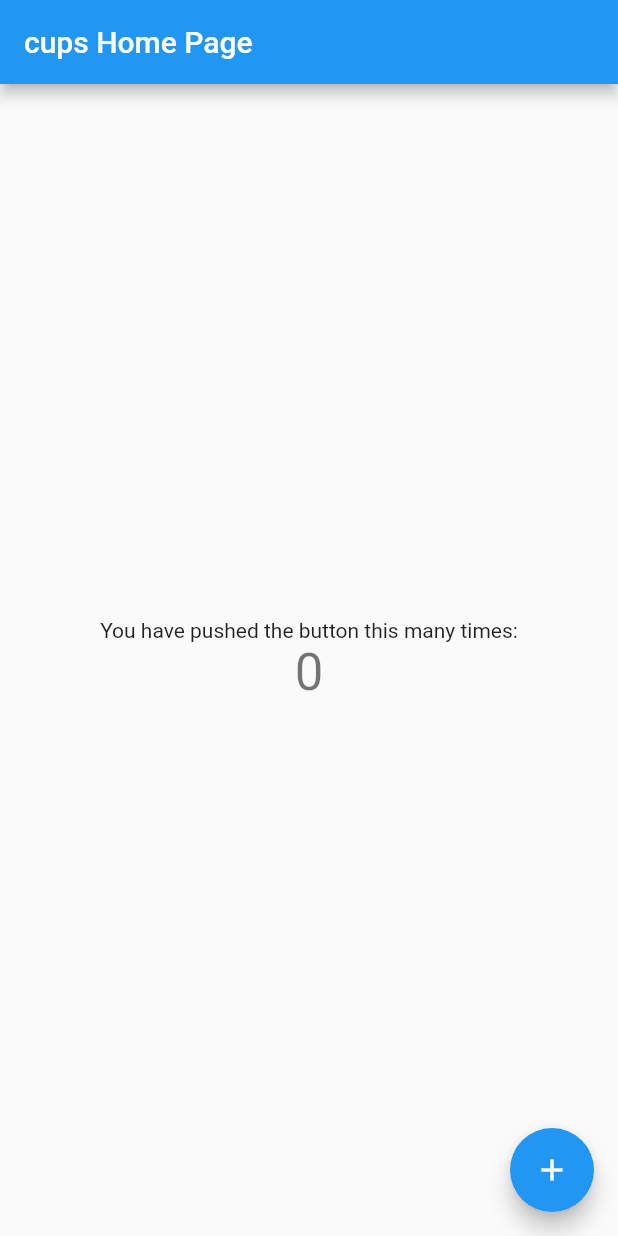
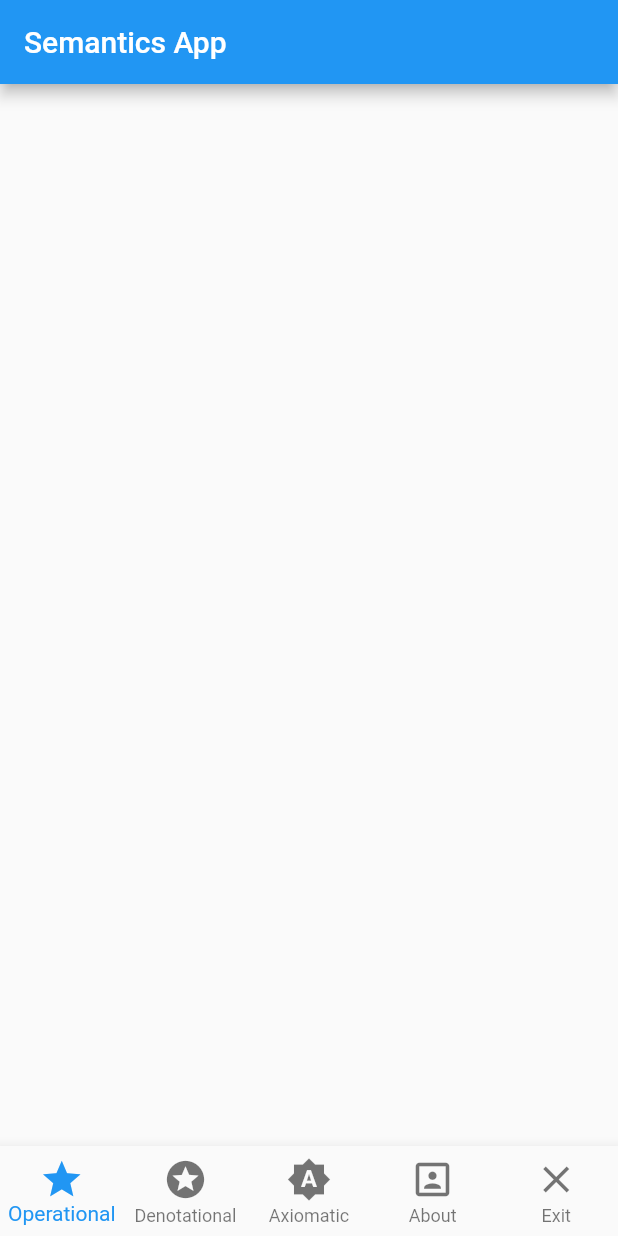
Before and after one commit to Wasivjoey/cups-, a Flutter app: the screen it shows after launch, on a phone screen of 412 x 824 dp. Run offline on Flutter 3.47's test engine with Material 2 defaults, Android fonts, the light colour scheme and no system bars.

Commit message:
home initialization

```diff
--- /dev/null
+++ b/lib/Home.dart
@@ -0,0 +1,73 @@
+
+import 'dart:io';
+
+import 'package:flutter/cupertino.dart';
+import 'package:flutter/material.dart';
+
+
+
+
+class Home extends StatefulWidget{
+
+  @override
+  _HomeState createState() => _HomeState();
+  }
+
+  class _HomeState extends State<Home> {
+    int _currentIndex =0;
+    Widget callPage(int _currentIndex){
+
+    }
+        @override
+        Widget build(BuildContext context) {
+          return Scaffold(
+            appBar : AppBar(
+              title: Text('Semantics App'),
+            ),
+            body: callPage(_currentIndex),
+
+
+            bottomNavigationBar: BottomNavigationBar(
+              currentIndex: _currentIndex,
+              onTap: (index){
+                setState(() {
+                  _currentIndex = index;
+                });
+              },
+              type: BottomNavigationBarType.fixed,
+              iconSize: 30,
+              items:[
+                BottomNavigationBarItem(
+                  icon: Icon(Icons.star),
+                  title: Text('Operational'),
+                ),
+
+                BottomNavigationBarItem(
+                  icon: Icon(Icons.stars),
+                  title: Text('Denotational'),
+                ),
+
+                BottomNavigationBarItem(
+                  icon: Icon(Icons.brightness_auto),
+                  title: Text('Axiomatic'),
+                ),
+
+                BottomNavigationBarItem(
+                  icon: Icon(Icons.portrait),
+                  title: Text('About'),
+                ),
+
+                 BottomNavigationBarItem(
+                  icon: Icon(Icons.close),
+                  title: Text('Exit'),
+                ),
+              ] ,
+
+            ),
+          );
+        }
+
+      }
+
+    mixin Final {
+}
--- a/lib/main.dart
+++ b/lib/main.dart
@@ -1,111 +1,11 @@
 import 'package:flutter/material.dart';
+import 'Home.dart';
 
-void main() => runApp(MyApp());
 
-class MyApp extends StatelessWidget {
-  // This widget is the root of your application.
-  @override
-  Widget build(BuildContext context) {
-    return MaterialApp(
-      title: 'Flutter Demo',
-      theme: ThemeData(
-        // This is the theme of your application.
-        //
-        // Try running your application with "flutter run". You'll see the
-        // application has a blue toolbar. Then, without quitting the app, try
-        // changing the primarySwatch below to Colors.green and then invoke
-        // "hot reload" (press "r" in the console where you ran "flutter run",
-        // or simply save your changes to "hot reload" in a Flutter IDE).
-        // Notice that the counter didn't reset back to zero; the application
-        // is not restarted.
-        primarySwatch: Colors.blue,
-      ),
-      home: MyHomePage(title: 'cups Home Page'),
-    );
-  }
+void main() {
+  runApp(
+    MaterialApp(
+      home: Home()
+      )
+  );
 }
-
-class MyHomePage extends StatefulWidget {
-  MyHomePage({Key key, this.title}) : super(key: key);
-
-  // This widget is the home page of your application. It is stateful, meaning
-  // that it has a State object (defined below) that contains fields that affect
-  // how it looks.
-
-  // This class is the configuration for the state. It holds the values (in this
-  // case the title) provided by the parent (in this case the App widget) and
-  // used by the build method of the State. Fields in a Widget subclass are
-  // always marked "final".
-
-  final String title;
-
-  @override
-  _MyHomePageState createState() => _MyHomePageState();
-}
-
-class _MyHomePageState extends State<MyHomePage> {
-  int _counter = 0;
-
-  void _incrementCounter() {
-    setState(() {
-      // This call to setState tells the Flutter framework that something has
-      // changed in this State, which causes it to rerun the build method below
-      // so that the display can reflect the updated values. If we changed
-      // _counter without calling setState(), then the build method would not be
-      // called again, and so nothing would appear to happen.
-      _counter++;
-    });
-  }
-
-  @override
-  Widget build(BuildContext context) {
-    // This method is rerun every time setState is called, for instance as done
-    // by the _incrementCounter method above.
-    //
-    // The Flutter framework has been optimized to make rerunning build methods
-    // fast, so that you can just rebuild anything that needs updating rather
-    // than having to individually change instances of widgets.
-    return Scaffold(
-      appBar: AppBar(
-        // Here we take the value from the MyHomePage object that was created by
-        // the App.build method, and use it to set our appbar title.
-        title: Text(widget.title),
-      ),
-      body: Center(
-        // Center is a layout widget. It takes a single child and positions it
-        // in the middle of the parent.
-        child: Column(
-          // Column is also a layout widget. It takes a list of children and
-          // arranges them vertically. By default, it sizes itself to fit its
-          // children horizontally, and tries to be as tall as its parent.
-          //
-          // Invoke "debug painting" (press "p" in the console, choose the
-          // "Toggle Debug Paint" action from the Flutter Inspector in Android
-          // Studio, or the "Toggle Debug Paint" command in Visual Studio Code)
-          // to see the wireframe for each widget.
-          //
-          // Column has various properties to control how it sizes itself and
-          // how it positions its children. Here we use mainAxisAlignment to
-          // center the children vertically; the main axis here is the vertical
-          // axis because Columns are vertical (the cross axis would be
-          // horizontal).
-          mainAxisAlignment: MainAxisAlignment.center,
-          children: <Widget>[
-            Text(
-              'You have pushed the button this many times:',
-            ),
-            Text(
-              '$_counter',
-              style: Theme.of(context).textTheme.display1,
-            ),
-          ],
-        ),
-      ),
-      floatingActionButton: FloatingActionButton(
-        onPressed: _incrementCounter,
-        tooltip: 'Increment',
-        child: Icon(Icons.add),
-      ), // This trailing comma makes auto-formatting nicer for build methods.
-    );
-  }
-}
```
